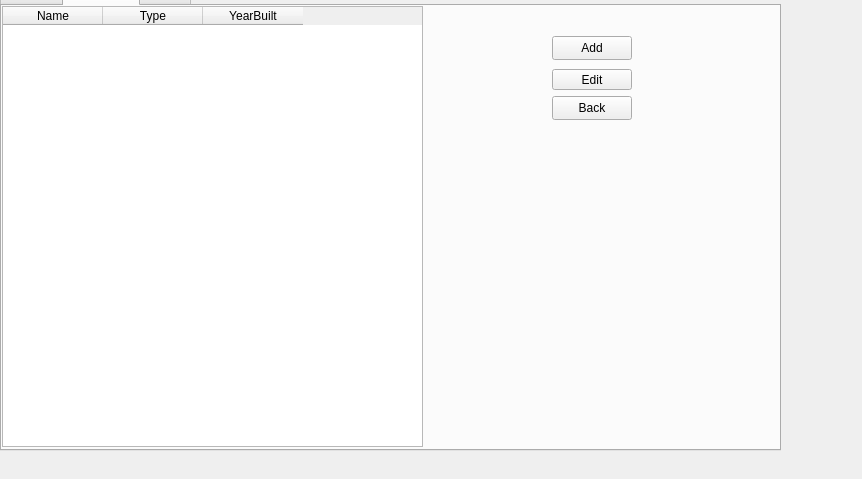
The window that Widget/displaylist.ui (Ladanvini/VLN1-Hopur-5) describes before a commit, drawn with Qt 5.
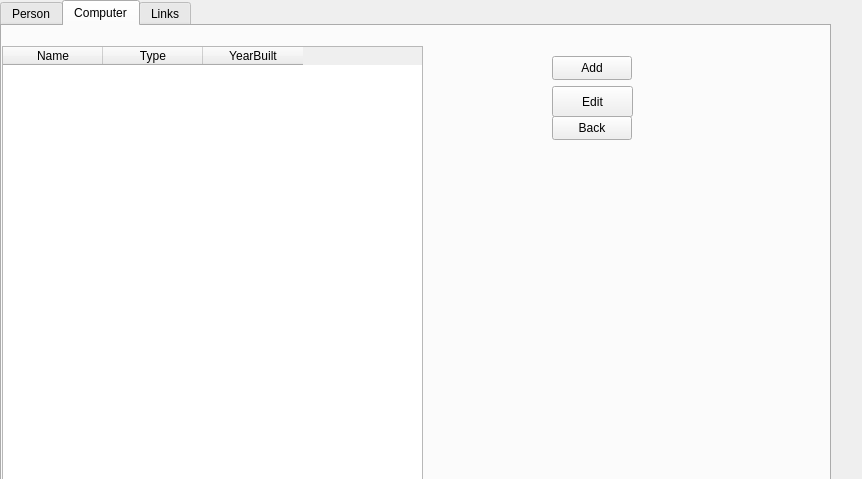
The same window after the commit. The open tabs and pages were chosen to show the change.

```diff
--- a/Widget/displaylist.ui
+++ b/Widget/displaylist.ui
@@ -17,9 +17,9 @@
    <property name="geometry">
     <rect>
      <x>0</x>
-     <y>-20</y>
-     <width>781</width>
-     <height>471</height>
+     <y>0</y>
+     <width>831</width>
+     <height>511</height>
     </rect>
    </property>
    <property name="currentIndex">
@@ -122,7 +122,7 @@
      <property name="geometry">
       <rect>
        <x>0</x>
-       <y>0</y>
+       <y>20</y>
        <width>421</width>
        <height>441</height>
       </rect>
@@ -173,9 +173,9 @@
      <property name="geometry">
       <rect>
        <x>550</x>
-       <y>63</y>
-       <width>80</width>
-       <height>21</height>
+       <y>60</y>
+       <width>81</width>
+       <height>31</height>
       </rect>
      </property>
      <property name="text">
```
Left out of the diff: 4 changed lines with no effect on the pictures.
